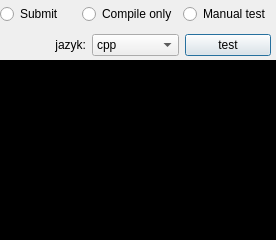
ppershing/ksp-editor, file testdialog.ui: the form before one commit.
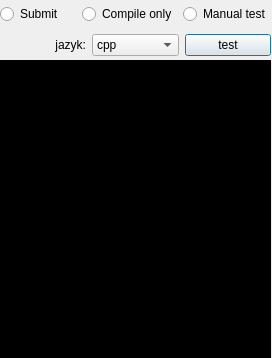
The form after the commit.

```diff
--- a/testdialog.ui
+++ b/testdialog.ui
@@ -6,8 +6,8 @@
    <rect>
     <x>0</x>
     <y>0</y>
-    <width>276</width>
-    <height>240</height>
+    <width>272</width>
+    <height>358</height>
    </rect>
   </property>
   <property name="windowTitle">
@@ -21,8 +21,8 @@
     <rect>
      <x>0</x>
      <y>60</y>
-     <width>281</width>
-     <height>181</height>
+     <width>271</width>
+     <height>301</height>
     </rect>
    </property>
    <property name="styleSheet">
```
